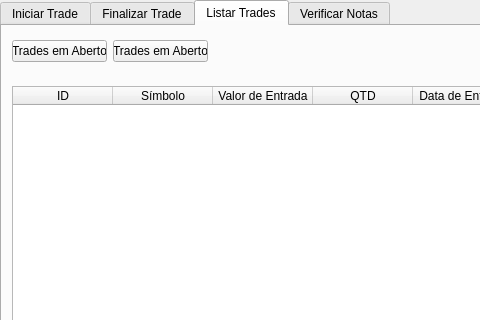
First picture: the form in Rotinas/FrontEnd/Interface/Window_Ordens.ui, repository leobrunoms8/CapitalTrack, before the edit; both pictures show x 0 to 480 and y 0 to 320 of the 1234 by 808 pixel window.
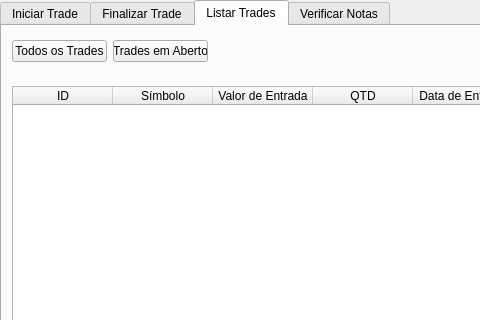
Second picture: the form after the edit. The open tabs and pages were chosen to show the change.

Commit message: Implementação de Listar todos os trades, e finalizar os trades

The edit to the form file:
```diff
--- a/Rotinas/FrontEnd/Interface/Window_Ordens.ui
+++ b/Rotinas/FrontEnd/Interface/Window_Ordens.ui
@@ -535,7 +535,7 @@
       <item row="0" column="0">
        <widget class="QPushButton" name="pushButton_4">
         <property name="text">
-         <string>Trades em Aberto</string>
+         <string>Todos os Trades</string>
         </property>
        </widget>
       </item>
```
Left out of the diff: 2 changed lines with no effect on the pictures. The commit also changes 9 other files.
